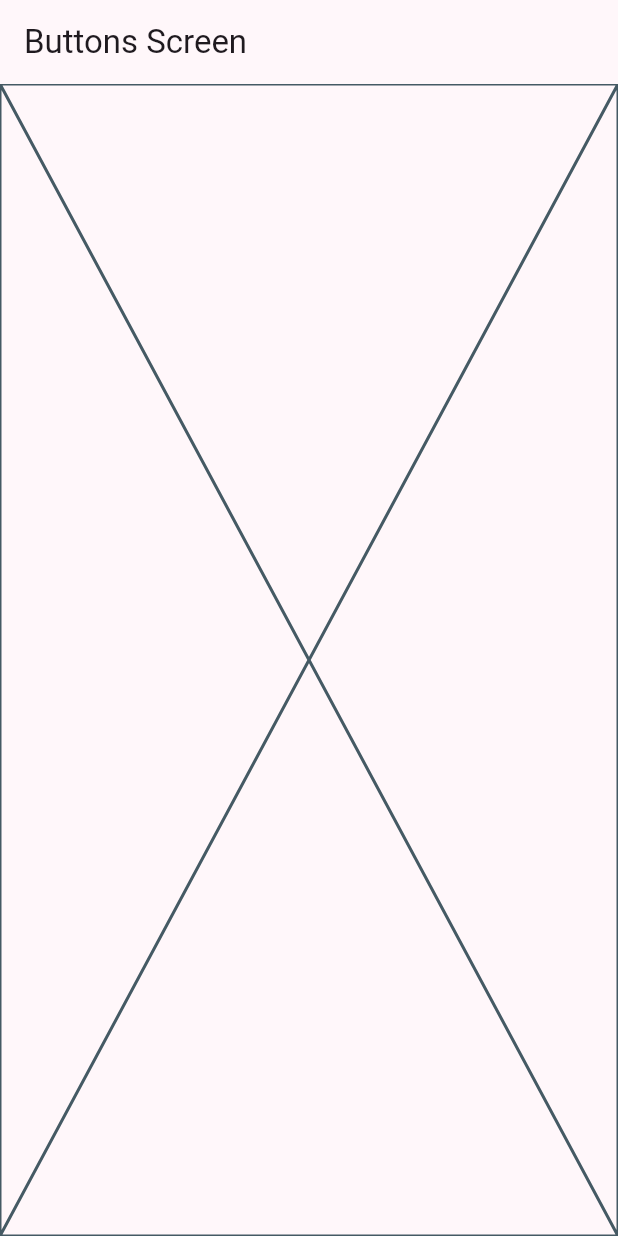
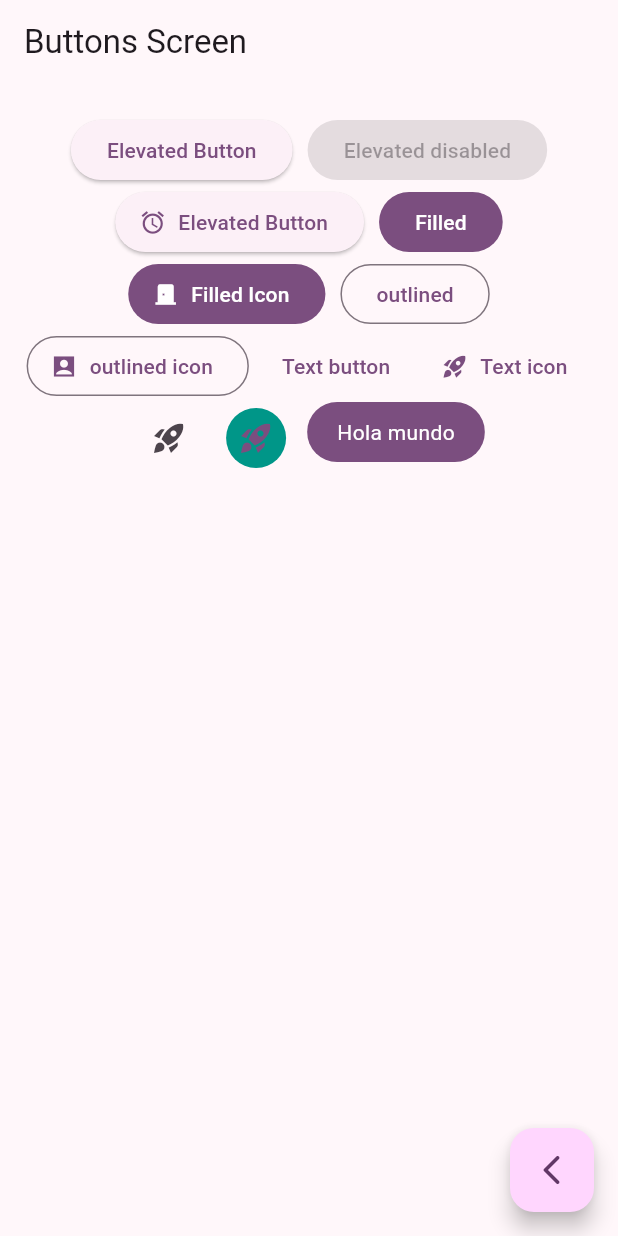
Before and after one commit to darioarellanocardenas/widgetsapp, a Flutter app: the ButtonsScreen screen opened by its route, on a phone screen of 412 x 824 dp. Run offline on Flutter 3.47's test engine with Material 2 defaults, Android fonts, the phone set to English and light mode, and no system bars; our stand-ins replace go_router.

Commit message:
botones finalizados

```diff
--- a/lib/presentation/screens/buttons/buttons_screen.dart
+++ b/lib/presentation/screens/buttons/buttons_screen.dart
@@ -1,4 +1,5 @@
 import 'package:flutter/material.dart';
+import 'package:go_router/go_router.dart';
 
 class ButtonsScreen extends StatelessWidget {
   static const String name = "buttons_screen";
@@ -8,9 +9,110 @@ class ButtonsScreen extends StatelessWidget {
   Widget build(BuildContext context) {
     return Scaffold(
       appBar: AppBar(
-        title: Text('Buttons Screen'),
+        title: const Text('Buttons Screen'),
       ),
-      body: const Placeholder(),
+      body: const _ButtonsView(),
+      floatingActionButton: FloatingActionButton(
+        child: const Icon(Icons.arrow_back_ios_rounded),
+        onPressed: () {
+          context.pop();
+        },
+      ),
     );
   }
 }
+
+class _ButtonsView extends StatelessWidget {
+  const _ButtonsView();
+
+  @override
+  Widget build(BuildContext context) {
+    final colors = Theme.of(context).colorScheme;
+    return SizedBox(
+      width: double.infinity,
+      child: Padding(
+        padding: const EdgeInsets.symmetric(horizontal: 10, vertical: 20),
+        child: Wrap(
+          spacing: 10,
+          alignment: WrapAlignment.center,
+          children: [
+            ElevatedButton(
+                onPressed: () {}, child: const Text('Elevated Button')),
+            const ElevatedButton(
+                onPressed: null, child: Text('Elevated disabled')),
+            ElevatedButton.icon(
+              onPressed: () {},
+              icon: const Icon(Icons.access_alarm_outlined),
+              label: const Text('Elevated Button'),
+            ),
+            FilledButton(
+              onPressed: () {},
+              child: const Text('Filled'),
+            ),
+            FilledButton.icon(
+              onPressed: () {},
+              icon: const Icon(Icons.door_back_door),
+              label: const Text('Filled Icon'),
+            ),
+            OutlinedButton(
+              onPressed: () {},
+              child: const Text('outlined'),
+            ),
+            OutlinedButton.icon(
+              onPressed: () {},
+              icon: const Icon(Icons.account_box_sharp),
+              label: const Text('outlined icon'),
+            ),
+            TextButton(
+              onPressed: () {},
+              child: const Text('Text button'),
+            ),
+            TextButton.icon(
+              onPressed: () {},
+              icon: const Icon(Icons.rocket_launch),
+              label: const Text('Text icon'),
+            ),
+            IconButton(
+              onPressed: () {},
+              icon: const Icon(Icons.rocket_launch),
+            ),
+            IconButton(
+              onPressed: () {},
+              icon: const Icon(Icons.rocket_launch),
+              style: ButtonStyle(
+                backgroundColor: MaterialStatePropertyAll(Colors.teal),
+                iconColor: MaterialStatePropertyAll(colors.primary),
+              ),
+            ),
+            const CustomButton(),
+          ],
+        ),
+      ),
+    );
+  }
+}
+
+class CustomButton extends StatelessWidget {
+  const CustomButton({super.key});
+
+  @override
+  Widget build(BuildContext context) {
+    final colors = Theme.of(context).colorScheme;
+    return ClipRRect(
+      borderRadius: BorderRadius.circular(20),
+      child: Material(
+        color: colors.primary,
+        child: InkWell(
+          onTap: () {},
+          child: const Padding(
+            padding: EdgeInsets.symmetric(horizontal: 20, vertical: 10),
+            child: Text(
+              'Hola mundo',
+              style: TextStyle(color: Colors.white),
+            ),
+          ),
+        ),
+      ),
+    );
+  }
+}
--- a/lib/presentation/screens/home/home_screen.dart
+++ b/lib/presentation/screens/home/home_screen.dart
@@ -51,8 +51,7 @@ class _CustomListTile extends StatelessWidget {
       title: Text(menuItem.title),
       subtitle: Text(menuItem.subTitle),
       onTap: () {
-        //context.push(menuItem.link);
-        context.pushNamed(CardsScreen.name);
+        context.push(menuItem.link);
       },
     );
   }
```
